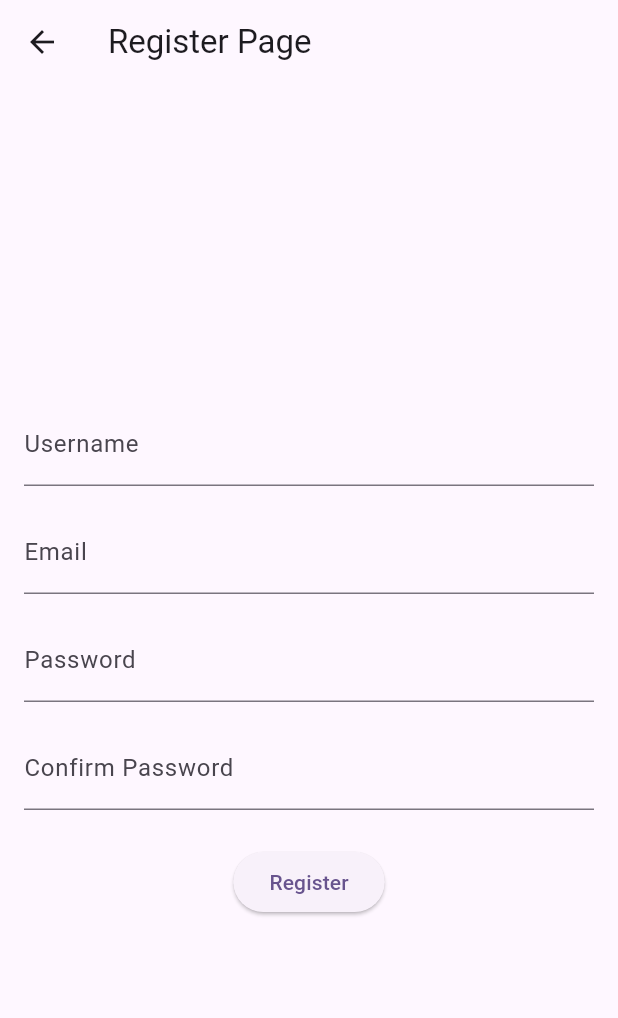
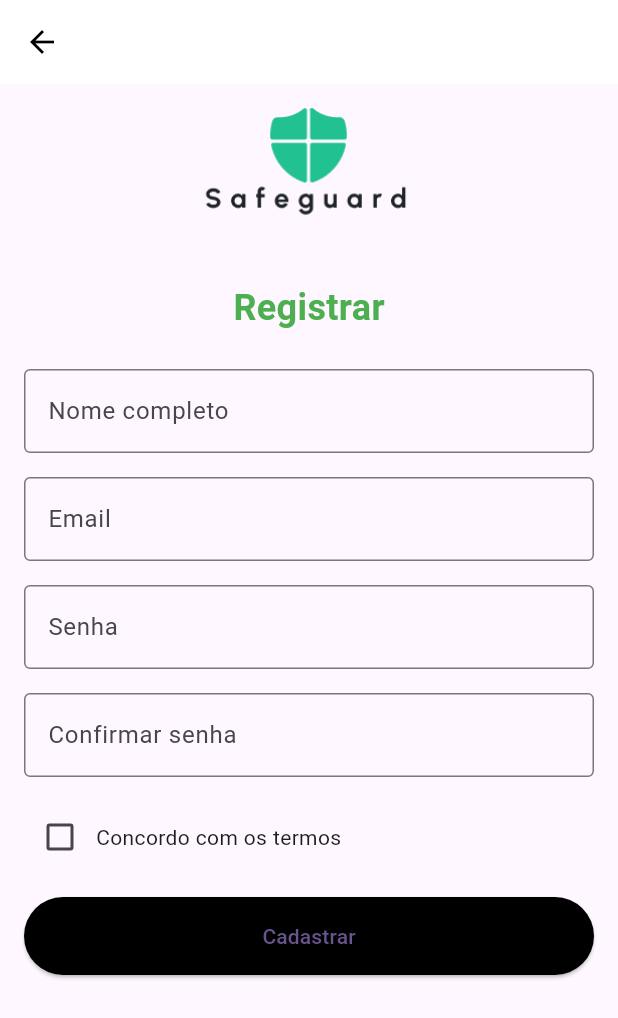
Before and after one commit to jlgozzi/safeguard-v2-flutter, a Flutter app: the RegisterPage screen opened directly, on a phone screen of 412 x 824 dp. Shown: the top 1018 px of the screen. Run offline on Flutter 3.47's test engine with Material 3 defaults, Android fonts, the light colour scheme and no system bars; missing offline and left inert: postgres.

Commit message:
feat: added login + register page functional

```diff
--- a/lib/database/config.dart
+++ b/lib/database/config.dart
@@ -3,11 +3,11 @@ import 'package:postgres/postgres.dart';
 Future database() async {
   final conn = await Connection.open(
     Endpoint(
-        host: 'localhost',
+        host: '127.0.0.1',
         database: 'safeguard',
-        username: 'postgres',
+        username: 'admin',
         password: 'admin',
-        port: 5433),
+        port: 5432),
     settings: const ConnectionSettings(sslMode: SslMode.disable),
   );
   print('Connected!');
--- a/lib/helpers/databaseHelper.dart
+++ /dev/null
@@ -1,47 +0,0 @@
-import 'package:postgres/postgres.dart';
-
-import '../database/config.dart';
-
-class DatabaseHelper {
-  Connection? _connection;
-
-  Future<void> connect() async {
-    _connection = await database();
-  }
-
-  Future<void> createUser(
-      String username, String email, String password) async {
-    if (_connection == null) {
-      await connect();
-    }
-    await _connection!.execute(
-      r'INSERT INTO users (username, email, password) VALUES (@username, @Email, @password)',
-      parameters: [
-        {
-          'username': username,
-          'email': email,
-          'password': password, // Hash the password before storing it
-        }
-      ],
-    );
-  }
-
-  // Adicione mais métodos conforme necessário, por exemplo:
-  Future<Map<String, dynamic>?> getUserByUsername(String username) async {
-    if (_connection == null) {
-      await connect();
-    }
-    final results = await _connection!.execute(
-      'SELECT * FROM users WHERE username = @username',
-      parameters: [
-        {
-          'username': username,
-        }
-      ],
-    );
-    if (results.isEmpty) return null;
-    return results.first.toColumnMap();
-  }
-
-  // Outros métodos como autenticação, gerenciamento de senhas, etc.
-}
--- a/lib/screens/register/index.dart
+++ b/lib/screens/register/index.dart
@@ -1,30 +1,61 @@
 import 'package:flutter/material.dart';
 import 'package:safeguard_v2/helpers/userHelper.dart';
 
-class RegisterPage extends StatelessWidget {
+class RegisterPage extends StatefulWidget {
   const RegisterPage({super.key});
 
   @override
-  Widget build(BuildContext context) {
-    final TextEditingController usernameController = TextEditingController();
+  _RegisterPageState createState() => _RegisterPageState();
+}
+
+class _RegisterPageState extends State<RegisterPage> {
+  final TextEditingController fullNameController = TextEditingController();
   final TextEditingController emailController = TextEditingController();
   final TextEditingController passwordController = TextEditingController();
   final TextEditingController confirmPasswordController =
       TextEditingController();
+  bool isTermsAccepted = false;
 
+  @override
+  Widget build(BuildContext context) {
     return Scaffold(
       appBar: AppBar(
-        title: const Text('Register Page'),
+        backgroundColor: Colors.white,
+        leading: IconButton(
+          icon: const Icon(Icons.arrow_back, color: Colors.black),
+          onPressed: () {
+            Navigator.of(context).pop();
+          },
         ),
-      body: Padding(
+        elevation: 0,
+      ),
+      body: SingleChildScrollView(
+        child: Padding(
           padding: const EdgeInsets.all(16.0),
           child: Column(
-          mainAxisAlignment: MainAxisAlignment.center,
+            crossAxisAlignment: CrossAxisAlignment.stretch,
             children: <Widget>[
+              SizedBox(
+                height: 100,
+                child: Image.asset('assets/logo.png'), // Coloque seu logo aqui
+              ),
+              const SizedBox(height: 16.0),
+              const Center(
+                child: Text(
+                  'Registrar',
+                  style: TextStyle(
+                    fontSize: 24.0,
+                    fontWeight: FontWeight.bold,
+                    color: Colors.green,
+                  ),
+                ),
+              ),
+              const SizedBox(height: 24.0),
               TextField(
-              controller: usernameController,
+                controller: fullNameController,
                 decoration: const InputDecoration(
-                labelText: 'Username',
+                  labelText: 'Nome completo',
+                  border: OutlineInputBorder(),
                 ),
               ),
               const SizedBox(height: 16.0),
@@ -32,13 +63,15 @@ class RegisterPage extends StatelessWidget {
                 controller: emailController,
                 decoration: const InputDecoration(
                   labelText: 'Email',
+                  border: OutlineInputBorder(),
                 ),
               ),
               const SizedBox(height: 16.0),
               TextField(
                 controller: passwordController,
                 decoration: const InputDecoration(
-                labelText: 'Password',
+                  labelText: 'Senha',
+                  border: OutlineInputBorder(),
                 ),
                 obscureText: true,
               ),
@@ -46,33 +79,58 @@ class RegisterPage extends StatelessWidget {
               TextField(
                 controller: confirmPasswordController,
                 decoration: const InputDecoration(
-                labelText: 'Confirm Password',
+                  labelText: 'Confirmar senha',
+                  border: OutlineInputBorder(),
                 ),
                 obscureText: true,
               ),
-            const SizedBox(height: 24.0),
+              const SizedBox(height: 16.0),
+              Row(
+                children: <Widget>[
+                  Checkbox(
+                    value: isTermsAccepted,
+                    onChanged: (bool? value) {
+                      setState(() {
+                        isTermsAccepted = value ?? false;
+                      });
+                    },
+                  ),
+                  const Text('Concordo com os termos'),
+                ],
+              ),
+              const SizedBox(height: 16.0),
               ElevatedButton(
+                style: ElevatedButton.styleFrom(
+                  padding: const EdgeInsets.all(16.0),
+                  backgroundColor: Colors.black,
+                ),
                 onPressed: () async {
-                String username = usernameController.text;
+                  String fullName = fullNameController.text;
                   String email = emailController.text;
                   String password = passwordController.text;
                   String confirmPassword = confirmPasswordController.text;
 
                   if (password == confirmPassword) {
+                    if (isTermsAccepted) {
                       try {
-                    await createUser(username, email, password);
+                        await createUser(fullName, email,
+                            password); // Descomente e implemente a função createUser
                         print('User registered successfully!');
-                    // Você pode navegar para a página de login ou home aqui
+                        // Navegue para a página de login ou home aqui
                       } catch (e) {
                         print('Error registering user: $e');
+                      }
+                    } else {
+                      print('You must accept the terms to register');
                     }
                   } else {
                     print('Passwords do not match');
                   }
                 },
-              child: const Text('Register'),
+                child: const Text('Cadastrar'),
               ),
             ],
+          ),
         ),
       ),
     );
--- a/pubspec.yaml
+++ b/pubspec.yaml
@@ -12,6 +12,7 @@ dependencies:
   postgres: ^3.1.2
   collection: ^1.15.0
   intl: ^0.17.0
+  crypto: ^3.0.1
 
 dev_dependencies:
   flutter_test:
@@ -20,3 +21,5 @@ dev_dependencies:
 
 flutter:
   uses-material-design: true
+  assets:
+    - assets/
```
Also changed, not shown: lib/helpers/userHelper.dart (+41 -18 lines), lib/main.dart (+72 -70 lines), lib/screens/dashboard/index.dart (added, +92 -0 lines), lib/screens/home/index.dart (added, +67 -0 lines), lib/screens/login/index.dart (+45 -8 lines), assets/logo.png (added), assets/logo.svg (added), pubspec.lock, 2 other files. Lines whose indentation alone changed are shown as unchanged.
